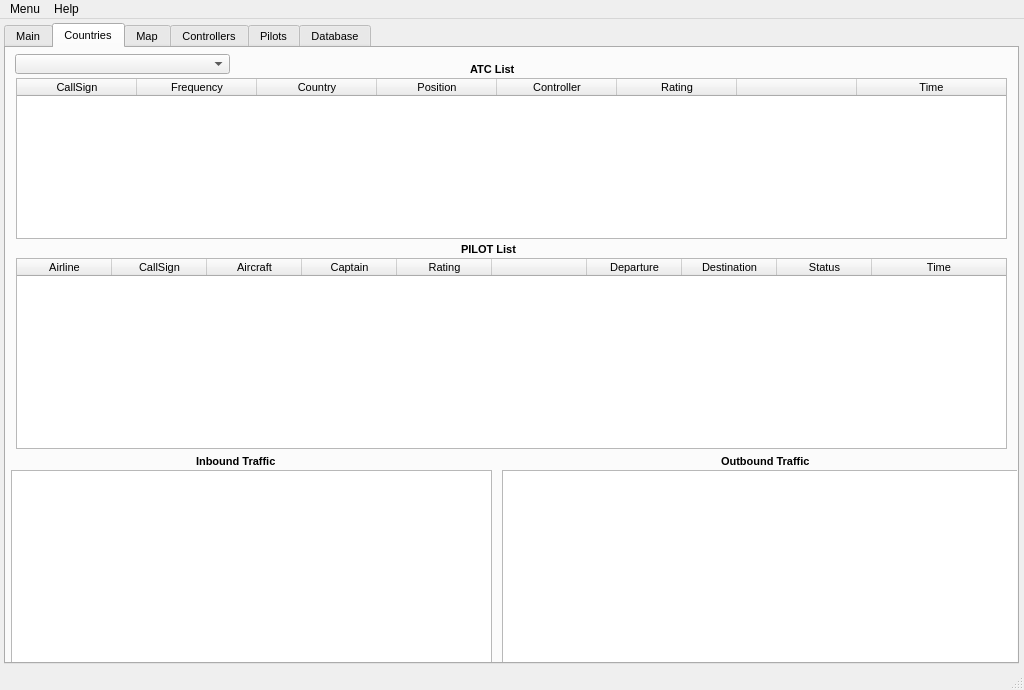
Old version of the form QtUI/MainWindow_UI.ui in the repository emper0r/IVAO-status.
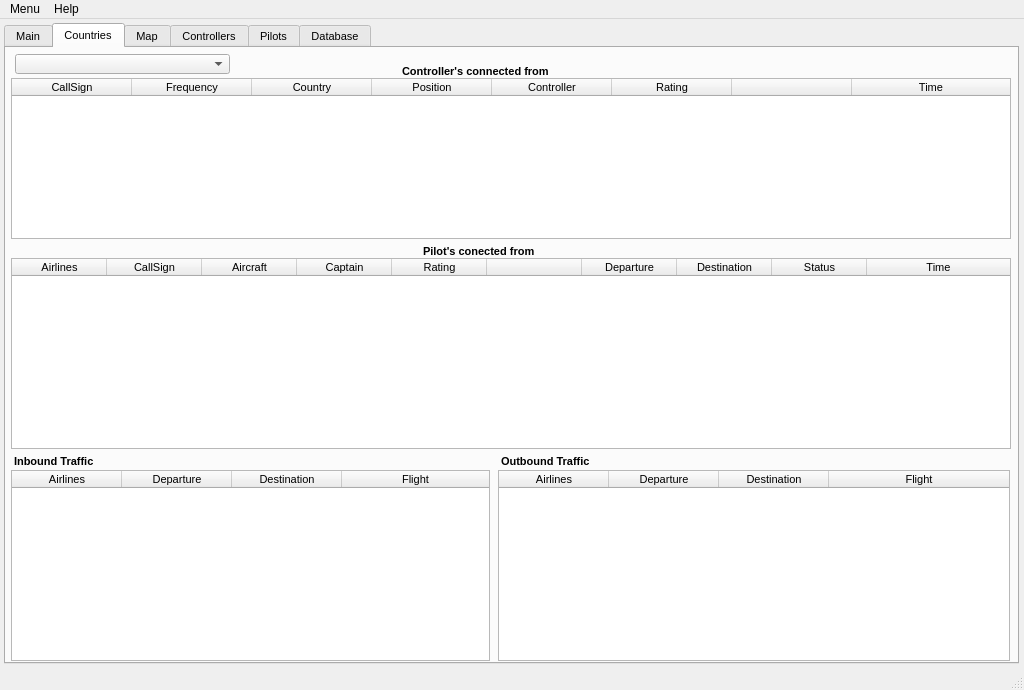
New version of the form. The open tabs and pages were chosen to show the change. Icons and pictures are not drawn.

Commit message:
* Adjusting some vars for controller and pilot
	+ Fixing and adjusting new look & feel
	+ Better clean rows to write less code in search
	  by countries

Diff of the .ui file:
```diff
--- a/QtUI/MainWindow_UI.ui
+++ b/QtUI/MainWindow_UI.ui
@@ -666,10 +666,10 @@
      <widget class="QLabel" name="atc_label">
       <property name="geometry">
        <rect>
-        <x>464</x>
+        <x>396</x>
         <y>13</y>
-        <width>61</width>
-        <height>16</height>
+        <width>191</width>
+        <height>20</height>
        </rect>
       </property>
       <property name="font">
@@ -682,16 +682,16 @@
        <cursorShape>PointingHandCursor</cursorShape>
       </property>
       <property name="text">
-       <string>ATC List</string>
+       <string>Controller's connected from</string>
       </property>
      </widget>
      <widget class="QLabel" name="pilot_list">
       <property name="geometry">
        <rect>
-        <x>455</x>
+        <x>417</x>
         <y>193</y>
-        <width>81</width>
-        <height>16</height>
+        <width>141</width>
+        <height>20</height>
        </rect>
       </property>
       <property name="font">
@@ -704,7 +704,7 @@
        <cursorShape>PointingHandCursor</cursorShape>
       </property>
       <property name="text">
-       <string>PILOT List</string>
+       <string>Pilot's conected from</string>
       </property>
      </widget>
      <widget class="QLabel" name="flagIcon">
@@ -726,9 +726,9 @@
      <widget class="QTableWidget" name="ATCtableWidget">
       <property name="geometry">
        <rect>
-        <x>10</x>
+        <x>5</x>
         <y>30</y>
-        <width>991</width>
+        <width>1000</width>
         <height>161</height>
        </rect>
       </property>
@@ -835,9 +835,9 @@
      <widget class="QTableWidget" name="PilottableWidget">
       <property name="geometry">
        <rect>
-        <x>10</x>
+        <x>5</x>
         <y>210</y>
-        <width>991</width>
+        <width>1000</width>
         <height>191</height>
        </rect>
       </property>
@@ -871,7 +871,7 @@
        <enum>QAbstractItemView::SelectRows</enum>
       </property>
       <property name="textElideMode">
-       <enum>Qt::ElideMiddle</enum>
+       <enum>Qt::ElideRight</enum>
       </property>
       <property name="gridStyle">
        <enum>Qt::DotLine</enum>
@@ -892,7 +892,7 @@
        <number>95</number>
       </attribute>
       <attribute name="horizontalHeaderShowSortIndicator" stdset="0">
-       <bool>true</bool>
+       <bool>false</bool>
       </attribute>
       <attribute name="horizontalHeaderStretchLastSection">
        <bool>true</bool>
@@ -905,7 +905,7 @@
       </attribute>
       <column>
        <property name="text">
-        <string>Airline</string>
+        <string>Airlines</string>
        </property>
       </column>
       <column>
@@ -957,9 +957,9 @@
      <widget class="QLabel" name="Inbound_traffic">
       <property name="geometry">
        <rect>
-        <x>190</x>
+        <x>8</x>
         <y>403</y>
-        <width>111</width>
+        <width>471</width>
         <height>20</height>
        </rect>
       </property>
@@ -976,9 +976,9 @@
      <widget class="QLabel" name="outbound_traffic">
       <property name="geometry">
        <rect>
-        <x>715</x>
+        <x>495</x>
         <y>403</y>
-        <width>121</width>
+        <width>341</width>
         <height>20</height>
        </rect>
       </property>
@@ -992,31 +992,29 @@
        <string>Outbound Traffic</string>
       </property>
      </widget>
-     <widget class="QTableView" name="OutboundTableView">
-      <property name="geometry">
-       <rect>
-        <x>496</x>
-        <y>422</y>
-        <width>521</width>
-        <height>193</height>
-       </rect>
-      </property>
-      <property name="selectionMode">
-       <enum>QAbstractItemView::SingleSelection</enum>
-      </property>
-     </widget>
-     <widget class="QTableView" name="InboundTableView">
+     <widget class="QTableWidget" name="InboundTableWidget">
       <property name="geometry">
        <rect>
         <x>5</x>
         <y>422</y>
-        <width>481</width>
-        <height>193</height>
+        <width>479</width>
+        <height>191</height>
        </rect>
       </property>
+      <property name="font">
+       <font>
+        <pointsize>8</pointsize>
+       </font>
+      </property>
       <property name="cursor" stdset="0">
        <cursorShape>PointingHandCursor</cursorShape>
       </property>
+      <property name="autoFillBackground">
+       <bool>true</bool>
+      </property>
+      <property name="editTriggers">
+       <set>QAbstractItemView::NoEditTriggers</set>
+      </property>
       <property name="tabKeyNavigation">
        <bool>false</bool>
       </property>
@@ -1035,9 +1033,154 @@
       <property name="selectionBehavior">
        <enum>QAbstractItemView::SelectRows</enum>
       </property>
+      <property name="textElideMode">
+       <enum>Qt::ElideMiddle</enum>
+      </property>
       <property name="gridStyle">
        <enum>Qt::DotLine</enum>
       </property>
+      <property name="sortingEnabled">
+       <bool>true</bool>
+      </property>
+      <property name="wordWrap">
+       <bool>false</bool>
+      </property>
+      <attribute name="horizontalHeaderDefaultSectionSize">
+       <number>110</number>
+      </attribute>
+      <attribute name="horizontalHeaderHighlightSections">
+       <bool>true</bool>
+      </attribute>
+      <attribute name="horizontalHeaderMinimumSectionSize">
+       <number>110</number>
+      </attribute>
+      <attribute name="horizontalHeaderShowSortIndicator" stdset="0">
+       <bool>true</bool>
+      </attribute>
+      <attribute name="horizontalHeaderStretchLastSection">
+       <bool>true</bool>
+      </attribute>
+      <attribute name="verticalHeaderDefaultSectionSize">
+       <number>20</number>
+      </attribute>
+      <attribute name="verticalHeaderMinimumSectionSize">
+       <number>20</number>
+      </attribute>
+      <column>
+       <property name="text">
+        <string>Airlines</string>
+       </property>
+      </column>
+      <column>
+       <property name="text">
+        <string>Departure</string>
+       </property>
+      </column>
+      <column>
+       <property name="text">
+        <string>Destination</string>
+       </property>
+      </column>
+      <column>
+       <property name="text">
+        <string>Flight</string>
+       </property>
+      </column>
+     </widget>
+     <widget class="QTableWidget" name="OutboundTableWidget">
+      <property name="geometry">
+       <rect>
+        <x>492</x>
+        <y>422</y>
+        <width>512</width>
+        <height>191</height>
+       </rect>
+      </property>
+      <property name="font">
+       <font>
+        <pointsize>8</pointsize>
+       </font>
+      </property>
+      <property name="cursor" stdset="0">
+       <cursorShape>PointingHandCursor</cursorShape>
+      </property>
+      <property name="autoFillBackground">
+       <bool>true</bool>
+      </property>
+      <property name="editTriggers">
+       <set>QAbstractItemView::NoEditTriggers</set>
+      </property>
+      <property name="tabKeyNavigation">
+       <bool>false</bool>
+      </property>
+      <property name="showDropIndicator" stdset="0">
+       <bool>false</bool>
+      </property>
+      <property name="dragDropOverwriteMode">
+       <bool>false</bool>
+      </property>
+      <property name="alternatingRowColors">
+       <bool>true</bool>
+      </property>
+      <property name="selectionMode">
+       <enum>QAbstractItemView::SingleSelection</enum>
+      </property>
+      <property name="selectionBehavior">
+       <enum>QAbstractItemView::SelectRows</enum>
+      </property>
+      <property name="textElideMode">
+       <enum>Qt::ElideMiddle</enum>
+      </property>
+      <property name="gridStyle">
+       <enum>Qt::DotLine</enum>
+      </property>
+      <property name="sortingEnabled">
+       <bool>true</bool>
+      </property>
+      <property name="wordWrap">
+       <bool>false</bool>
+      </property>
+      <attribute name="horizontalHeaderDefaultSectionSize">
+       <number>110</number>
+      </attribute>
+      <attribute name="horizontalHeaderHighlightSections">
+       <bool>true</bool>
+      </attribute>
+      <attribute name="horizontalHeaderMinimumSectionSize">
+       <number>110</number>
+      </attribute>
+      <attribute name="horizontalHeaderShowSortIndicator" stdset="0">
+       <bool>true</bool>
+      </attribute>
+      <attribute name="horizontalHeaderStretchLastSection">
+       <bool>true</bool>
+      </attribute>
+      <attribute name="verticalHeaderDefaultSectionSize">
+       <number>20</number>
+      </attribute>
+      <attribute name="verticalHeaderMinimumSectionSize">
+       <number>20</number>
+      </attribute>
+      <column>
+       <property name="text">
+        <string>Airlines</string>
+       </property>
+      </column>
+      <column>
+       <property name="text">
+        <string>Departure</string>
+       </property>
+      </column>
+      <column>
+       <property name="text">
+        <string>Destination</string>
+       </property>
+      </column>
+      <column>
+       <property name="text">
+        <string>Flight</string>
+       </property>
+      </column>
      </widget>
     </widget>
     <widget class="QWidget" name="map">
```
Left out of the diff: 10 changed lines with no effect on the pictures. The commit also changes 2 other files.
